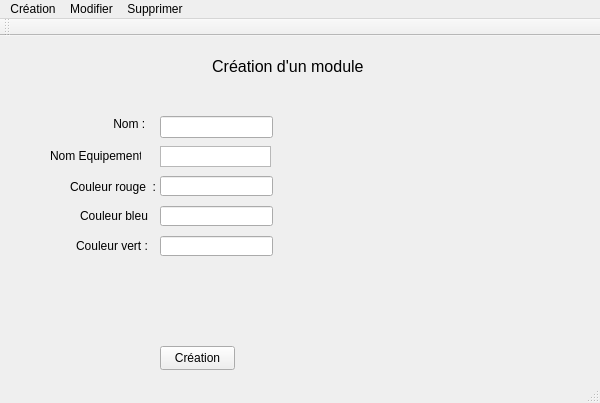
Before: the Qt Designer form module/Webedia/Webedia.ui in charlesdesenclos/Projet-BTS-Webedia, drawn with Qt 5.
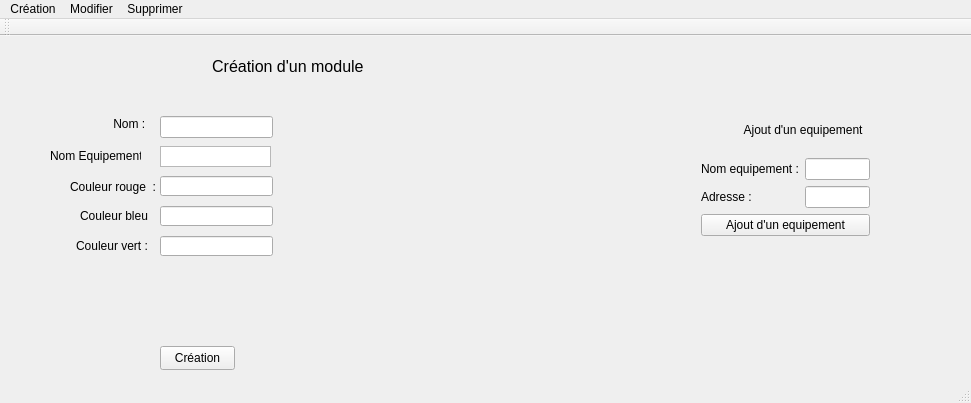
After: the same form once the commit is applied.

```diff
--- a/module/Webedia/Webedia.ui
+++ b/module/Webedia/Webedia.ui
@@ -6,7 +6,7 @@
    <rect>
     <x>0</x>
     <y>0</y>
-    <width>600</width>
+    <width>971</width>
     <height>403</height>
    </rect>
   </property>
@@ -216,13 +216,63 @@
      </rect>
     </property>
    </widget>
+   <widget class="QWidget" name="verticalLayoutWidget">
+    <property name="geometry">
+     <rect>
+      <x>690</x>
+      <y>60</y>
+      <width>191</width>
+      <height>151</height>
+     </rect>
+    </property>
+    <layout class="QVBoxLayout" name="verticalLayout">
+     <item>
+      <widget class="QLabel" name="label_2">
+       <property name="text">
+        <string>             Ajout d'un equipement</string>
+       </property>
+      </widget>
+     </item>
+     <item>
+      <layout class="QFormLayout" name="formLayout">
+       <item row="0" column="0">
+        <widget class="QLabel" name="label_nom_equipement_2">
+         <property name="text">
+          <string>Nom equipement :</string>
+         </property>
+        </widget>
+       </item>
+       <item row="1" column="0">
+        <widget class="QLabel" name="label_adresse_equipement">
+         <property name="text">
+          <string>Adresse :</string>
+         </property>
+        </widget>
+       </item>
+       <item row="0" column="1">
+        <widget class="QLineEdit" name="lineEdit_nom_equipement"/>
+       </item>
+       <item row="1" column="1">
+        <widget class="QLineEdit" name="lineEdit_adresse_equipement"/>
+       </item>
+      </layout>
+     </item>
+     <item>
+      <widget class="QPushButton" name="pushButton_ajout_equipement">
+       <property name="text">
+        <string>Ajout d'un equipement</string>
+       </property>
+      </widget>
+     </item>
+    </layout>
+   </widget>
   </widget>
   <widget class="QMenuBar" name="menuBar">
    <property name="geometry">
     <rect>
      <x>0</x>
      <y>0</y>
-     <width>600</width>
+     <width>971</width>
      <height>21</height>
     </rect>
    </property>
```
Left out of the diff: 17 changed lines with no effect on the pictures.
